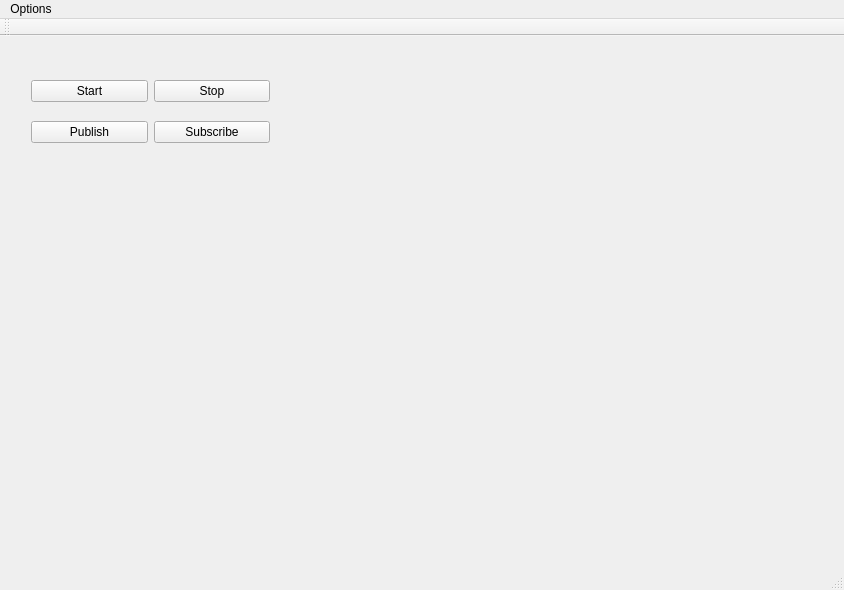
Old version of the form utils/ShapesDemo/forms/mainwindow.ui in the repository eProsima/Fast-DDS.
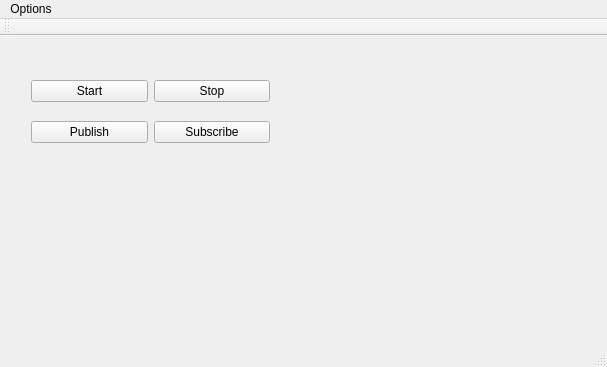
New version of the form. Custom widgets are drawn as their Qt base class.

```diff
--- a/utils/ShapesDemo/forms/mainwindow.ui
+++ b/utils/ShapesDemo/forms/mainwindow.ui
@@ -6,8 +6,8 @@
    <rect>
     <x>0</x>
     <y>0</y>
-    <width>844</width>
-    <height>590</height>
+    <width>607</width>
+    <height>367</height>
    </rect>
   </property>
   <property name="windowTitle">
@@ -17,10 +17,10 @@
    <widget class="DrawArea" name="areaDraw" native="true">
     <property name="geometry">
      <rect>
-      <x>320</x>
-      <y>20</y>
-      <width>500</width>
-      <height>500</height>
+      <x>310</x>
+      <y>10</y>
+      <width>275</width>
+      <height>275</height>
      </rect>
     </property>
    </widget>
@@ -79,8 +79,8 @@
     <rect>
      <x>0</x>
      <y>0</y>
-     <width>844</width>
-     <height>21</height>
+     <width>607</width>
+     <height>25</height>
     </rect>
    </property>
    <widget class="QMenu" name="menuOptions">
```
